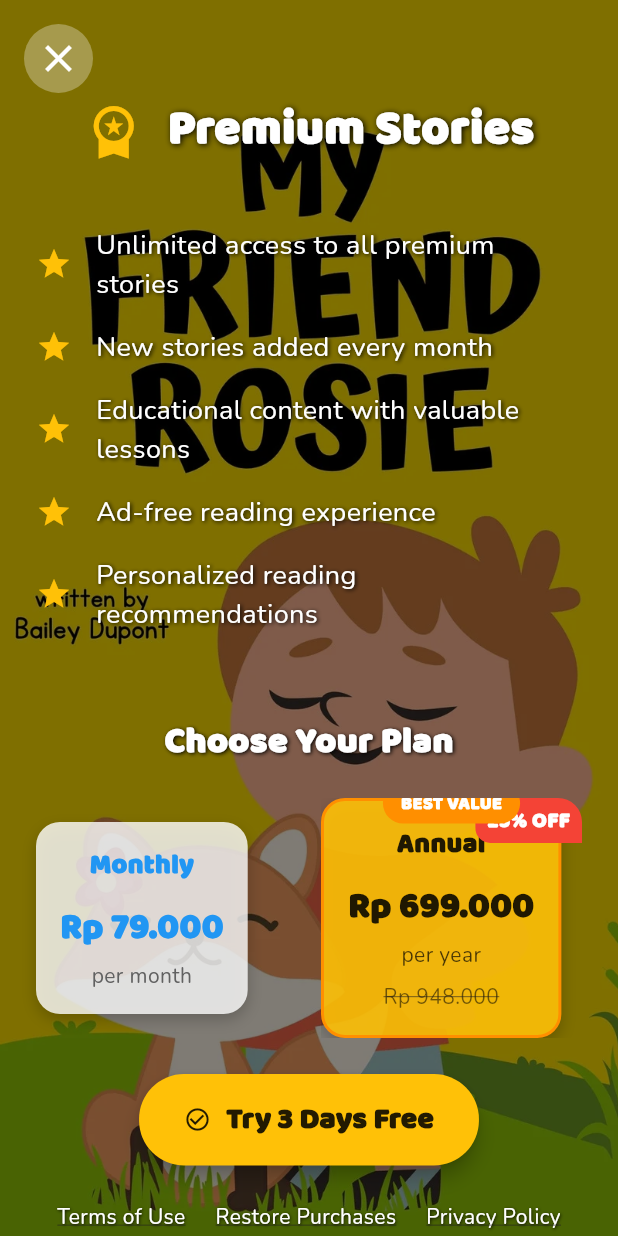
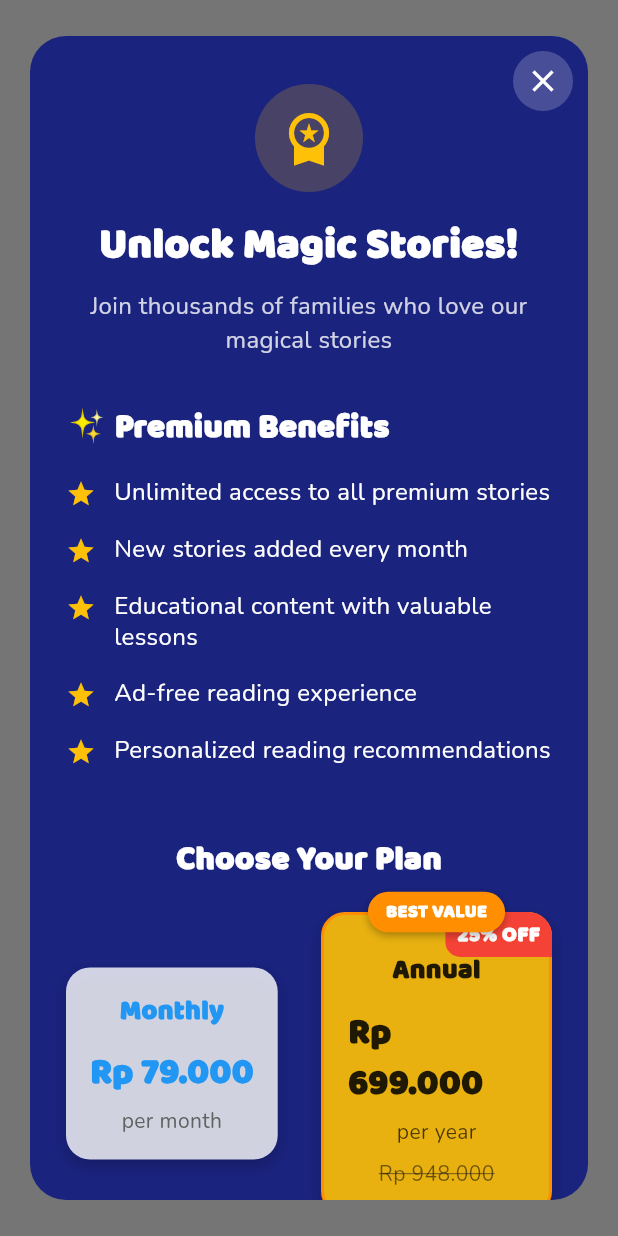
Before and after one commit to uziwuzzy/storybook, a Flutter app: what show() shows on an empty page, opened directly, on a phone screen of 412 x 824 dp. Run offline on Flutter 3.47's test engine with Material 3 defaults, Android fonts, the phone set to English and light mode, and no system bars; our stand-ins replace audioplayers, flutter_secure_storage, flutter_svg, get; accounts and stored records are empty.

Commit message:
feat: update paywall and menu highligting

```diff
--- a/lib/views/home/home_screen.dart
+++ b/lib/views/home/home_screen.dart
@@ -2,7 +2,6 @@ import 'package:flutter/material.dart';
 import 'package:get/get.dart';
 import 'package:storybook/controllers/home_controller.dart';
 import 'package:storybook/config/app_colors.dart';
-import 'package:storybook/widgets/dialogs/premium_book_dialog.dart';
 import 'package:storybook/widgets/dialogs/premium_paywall_dialog.dart';
 import 'package:storybook/widgets/dialogs/settings_dialog.dart';
 import 'package:storybook/widgets/home/filter_section_tab.dart';
@@ -26,7 +25,7 @@ class HomeScreen extends StatelessWidget {
           // Background image with overlay
           Positioned.fill(
             child: Image.asset(
-              'assets/images/home_background.png', // Add this image to your assets
+              'assets/images/home_background.png',
               fit: BoxFit.cover,
               errorBuilder: (context, error, stackTrace) {
                 // Fallback gradient if image is missing
@@ -202,7 +201,7 @@ class HomeScreen extends StatelessWidget {
           const SizedBox(height: 12),
 
           // Filter section tabs
-          Row(
+          Obx(() => Row(
             children: [
               FilterSectionTab(
                 label: 'Category',
@@ -220,7 +219,7 @@ class HomeScreen extends StatelessWidget {
                 onTap: () => _activeFilterSection.value = 'Values',
               ),
             ],
-          ),
+          )),
 
           const SizedBox(height: 12),
 
@@ -315,7 +314,8 @@ class HomeScreen extends StatelessWidget {
               book: book,
               onTap: () {
                 if (book.isPremium) {
-                  PremiumBookDialog.show(book);
+                  // Show Paywall directly instead of the premium book dialog
+                  PremiumPaywallDialog.show();
                 } else {
                   UiUtils.navigateToBookIntro(book);
                 }
@@ -333,7 +333,7 @@ class HomeScreen extends StatelessWidget {
         mainAxisSize: MainAxisSize.min,
         children: [
           Image.asset(
-            'assets/images/gambar1.png', // Use an existing image or add a new one
+            'assets/images/gambar1.png',
             width: 150,
             height: 150,
             fit: BoxFit.contain,
--- a/lib/widgets/dialogs/premium_paywall_dialog.dart
+++ b/lib/widgets/dialogs/premium_paywall_dialog.dart
@@ -9,100 +9,129 @@ class PremiumPaywallDialog {
   static void show() {
     Get.dialog(
       Dialog(
-        insetPadding: EdgeInsets.zero,
+        backgroundColor: Colors.transparent,
+        insetPadding: const EdgeInsets.symmetric(horizontal: 20, vertical: 24),
         child: Container(
           width: double.infinity,
+          constraints: const BoxConstraints(maxWidth: 500),
           child: Stack(
+            clipBehavior: Clip.none,
             children: [
-              // Background image
-              Positioned.fill(
-                child: Image.asset(
-                  'assets/images/gambar1.png', // Use an existing image or replace with your own
-                  fit: BoxFit.cover,
-                  color: Colors.black.withOpacity(0.5),
-                  colorBlendMode: BlendMode.darken,
+              // Main content container
+              Container(
+                decoration: BoxDecoration(
+                  color: Colors.indigo.shade900,
+                  borderRadius: BorderRadius.circular(24),
+                ),
+                child: SingleChildScrollView(
+                  child: Padding(
+                    padding: const EdgeInsets.fromLTRB(24, 32, 24, 24),
+                    child: Column(
+                      mainAxisSize: MainAxisSize.min,
+                      children: [
+                        // Header with badge
+                        const _PaywallHeader(),
+
+                        const SizedBox(height: 30),
+
+                        // Benefits section
+                        _buildBenefitsSection(),
+
+                        const SizedBox(height: 30),
+
+                        // Subscription options
+                        _buildSubscriptionOptions(),
+
+                        const SizedBox(height: 24),
+
+                        // Free trial button
+                        _buildFreeTrialButton(),
+
+                        const SizedBox(height: 24),
+
+                        // Terms and policy links
+                        _buildTermsAndPolicyLinks(),
+
+                        const SizedBox(height: 20),
+
+                        // Social proof badge
+                        _buildSocialProofBadge(),
+                      ],
+                    ),
+                  ),
                 ),
               ),
 
               // Close button
               Positioned(
-                top: 16,
-                left: 16,
+                top: 10,
+                right: 10,
                 child: GestureDetector(
                   onTap: () => Get.back(),
                   child: Container(
                     padding: const EdgeInsets.all(8),
                     decoration: BoxDecoration(
-                      color: Colors.white.withOpacity(0.3),
+                      color: Colors.white.withOpacity(0.2),
                       shape: BoxShape.circle,
                     ),
-                    child: const Icon(Icons.close, color: Colors.white, size: 30),
+                    child: const Icon(
+                      Icons.close,
+                      color: Colors.white,
+                      size: 24,
                     ),
                   ),
                 ),
-
-              // Content
-              SingleChildScrollView(
-                child: Padding(
-                  padding: const EdgeInsets.all(24),
-                  child: Column(
-                    mainAxisAlignment: MainAxisAlignment.center,
-                    children: [
-                      const SizedBox(height: 40),
-
-                      // Header and award badge
-                      const Row(
-                        mainAxisAlignment: MainAxisAlignment.center,
-                        children: [
-                          Icon(
-                            Icons.workspace_premium,
-                            color: Colors.amber,
-                            size: 40,
-                          ),
-                          SizedBox(width: 16),
-                          Text(
-                            "Premium Stories",
-                            style: TextStyle(
-                              fontFamily: 'Baloo',
-                              fontSize: 32,
-                              fontWeight: FontWeight.bold,
-                              color: Colors.white,
-                              shadows: [
-                                Shadow(
-                                  color: Colors.black,
-                                  blurRadius: 5,
-                                  offset: Offset(1, 1),
               ),
             ],
           ),
         ),
+      ),
+      barrierDismissible: true,
+    );
+  }
+
+  // Benefits section with cute star icons
+  static Widget _buildBenefitsSection() {
+    final benefits = [
+      "Unlimited access to all premium stories",
+      "New stories added every month",
+      "Educational content with valuable lessons",
+      "Ad-free reading experience",
+      "Personalized reading recommendations",
+    ];
+
+    return Column(
+      crossAxisAlignment: CrossAxisAlignment.start,
+      children: [
+        const Text(
+          "✨ Premium Benefits",
+          style: TextStyle(
+            fontFamily: 'Baloo',
+            fontSize: 22,
+            fontWeight: FontWeight.bold,
+            color: Colors.white,
+          ),
+        ),
+        const SizedBox(height: 16),
+        ...benefits.map((benefit) => PremiumBenefitItem(text: benefit)),
       ],
-                      ),
+    );
+  }
 
-                      const SizedBox(height: 40),
-
-                      // Benefits
-                      ..._buildPremiumBenefits(),
-
-                      const SizedBox(height: 40),
-
-                      // Pricing options
+  // Subscription options with proper alignment
+  static Widget _buildSubscriptionOptions() {
+    return Column(
+      children: [
         const Text(
           "Choose Your Plan",
           style: TextStyle(
             fontFamily: 'Baloo',
-                          fontSize: 24,
+            fontSize: 22,
             fontWeight: FontWeight.bold,
             color: Colors.white,
-                          shadows: [
-                            Shadow(color: Colors.black, blurRadius: 3, offset: Offset(1, 1)),
-                          ],
           ),
         ),
-
         const SizedBox(height: 20),
-
-                      // Subscription options
         Row(
           children: [
             Expanded(
@@ -128,16 +157,20 @@ class PremiumPaywallDialog {
             ),
           ],
         ),
+      ],
+    );
+  }
 
-                      const SizedBox(height: 24),
-
-                      // Free trial button
-                      ElevatedButton(
+  // Free trial button with cute animation
+  static Widget _buildFreeTrialButton() {
+    return Container(
+      width: double.infinity,
+      child: ElevatedButton(
         onPressed: () => _processPurchase("trial"),
         style: ElevatedButton.styleFrom(
           backgroundColor: Colors.amber,
           foregroundColor: Colors.black87,
-                          padding: const EdgeInsets.symmetric(vertical: 16, horizontal: 30),
+          padding: const EdgeInsets.symmetric(vertical: 16),
           shape: RoundedRectangleBorder(
             borderRadius: BorderRadius.circular(30),
           ),
@@ -159,35 +192,35 @@ class PremiumPaywallDialog {
           ],
         ),
       ),
+    );
+  }
 
-                      const SizedBox(height: 24),
-
-                      // Terms and conditions
-                      Row(
-                        mainAxisAlignment: MainAxisAlignment.center,
+  // Terms and policy links with better spacing
+  static Widget _buildTermsAndPolicyLinks() {
+    return Wrap(
+      alignment: WrapAlignment.center,
+      spacing: 20,
       children: [
         TextLink(
           text: "Terms of Use",
           onTap: () => UiUtils.showComingSoonMessage("Terms of use"),
         ),
-                          const SizedBox(width: 20),
         TextLink(
           text: "Restore Purchases",
           onTap: () => UiUtils.showComingSoonMessage("Restore purchases"),
         ),
-                          const SizedBox(width: 20),
         TextLink(
           text: "Privacy Policy",
           onTap: () => UiUtils.showComingSoonMessage("Privacy policy"),
         ),
       ],
-                      ),
+    );
+  }
 
-                      const SizedBox(height: 16),
-
-                      // Social proof
-                      Container(
-                        padding: const EdgeInsets.all(12),
+  // Social proof badge with cute animation
+  static Widget _buildSocialProofBadge() {
+    return Container(
+      padding: const EdgeInsets.symmetric(vertical: 10, horizontal: 16),
       decoration: BoxDecoration(
         color: Colors.white.withOpacity(0.15),
         borderRadius: BorderRadius.circular(20),
@@ -198,7 +231,7 @@ class PremiumPaywallDialog {
           Icon(
             Icons.verified,
             color: Colors.amber,
-                              size: 24,
+            size: 20,
           ),
           SizedBox(width: 8),
           Text(
@@ -212,39 +245,63 @@ class PremiumPaywallDialog {
           ),
         ],
       ),
-                      ),
-
-                      const SizedBox(height: 40),
-                    ],
-                  ),
-                ),
-              ),
-            ],
-          ),
-        ),
-      ),
     );
-  }
-
-  static List<Widget> _buildPremiumBenefits() {
-    final benefits = [
-      "Unlimited access to all premium stories",
-      "New stories added every month",
-      "Educational content with valuable lessons",
-      "Ad-free reading experience",
-      "Personalized reading recommendations",
-    ];
-
-    return benefits.map((benefit) =>
-        PremiumBenefitItem(text: benefit)
-    ).toList();
   }
 
   static void _processPurchase(String plan) {
     Get.back();
     UiUtils.showSuccessMessage(
-      'Subscription Processing',
-      'Processing $plan subscription...',
+      'Thank You!',
+      'Your $plan subscription is being processed.',
     );
   }
 }
+
+// Separate header widget for cleaner code
+class _PaywallHeader extends StatelessWidget {
+  const _PaywallHeader({Key? key}) : super(key: key);
+
+  @override
+  Widget build(BuildContext context) {
+    return Column(
+      children: [
+        // Premium icon with sparkles
+        Container(
+          padding: const EdgeInsets.all(16),
+          decoration: BoxDecoration(
+            color: Colors.amber.withOpacity(0.2),
+            shape: BoxShape.circle,
+          ),
+          child: const Icon(
+            Icons.workspace_premium,
+            color: Colors.amber,
+            size: 40,
+          ),
+        ),
+        const SizedBox(height: 16),
+        // Fun premium title
+        const Text(
+          "Unlock Magic Stories!",
+          textAlign: TextAlign.center,
+          style: TextStyle(
+            fontFamily: 'Baloo',
+            fontSize: 28,
+            fontWeight: FontWeight.bold,
+            color: Colors.white,
+          ),
+        ),
+        const SizedBox(height: 8),
+        // Subtitle with friendly message
+        Text(
+          "Join thousands of families who love our magical stories",
+          textAlign: TextAlign.center,
+          style: TextStyle(
+            fontFamily: 'Nunito',
+            fontSize: 16,
+            color: Colors.white.withOpacity(0.8),
+          ),
+        ),
+      ],
+    );
+  }
+}
--- a/lib/widgets/home/filter_section_tab.dart
+++ b/lib/widgets/home/filter_section_tab.dart
@@ -17,7 +17,8 @@ class FilterSectionTab extends StatelessWidget {
   Widget build(BuildContext context) {
     return GestureDetector(
       onTap: onTap,
-      child: Container(
+      child: AnimatedContainer(
+        duration: const Duration(milliseconds: 200),
         margin: const EdgeInsets.only(right: 12),
         padding: const EdgeInsets.symmetric(horizontal: 16, vertical: 10),
         decoration: BoxDecoration(
@@ -27,6 +28,15 @@ class FilterSectionTab extends StatelessWidget {
             color: isSelected ? Colors.transparent : AppColors.primary,
             width: 1,
           ),
+          boxShadow: isSelected
+              ? [
+            BoxShadow(
+              color: AppColors.primary.withOpacity(0.3),
+              blurRadius: 4,
+              offset: const Offset(0, 2),
+            ),
+          ]
+              : null,
         ),
         child: Text(
           label,
--- a/lib/widgets/paywall/premium_benefit_item.dart
+++ b/lib/widgets/paywall/premium_benefit_item.dart
@@ -13,23 +13,25 @@ class PremiumBenefitItem extends StatelessWidget {
     return Padding(
       padding: const EdgeInsets.only(bottom: 16),
       child: Row(
+        crossAxisAlignment: CrossAxisAlignment.start,
         children: [
-          const Icon(
-            Icons.star,
-            color: Colors.amber,
-            size: 24,
+          Container(
+            margin: const EdgeInsets.only(top: 2),
+            child: const Icon(
+              Icons.star,
+              color: Colors.amber,
+              size: 20,
+            ),
           ),
-          const SizedBox(width: 16),
+          const SizedBox(width: 12),
           Expanded(
             child: Text(
               text,
               style: const TextStyle(
                 fontFamily: 'Nunito',
-                fontSize: 18,
+                fontSize: 16,
                 color: Colors.white,
-                shadows: [
-                  Shadow(color: Colors.black, blurRadius: 3, offset: Offset(1, 1)),
-                ],
+                height: 1.3,
               ),
             ),
           ),
--- a/lib/widgets/paywall/subscription_option.dart
+++ b/lib/widgets/paywall/subscription_option.dart
@@ -26,9 +26,11 @@ class SubscriptionOption extends StatelessWidget {
     return GestureDetector(
       onTap: onTap,
       child: Stack(
+        clipBehavior: Clip.none,
         children: [
+          // Main container
           Container(
-            padding: const EdgeInsets.all(16),
+            padding: EdgeInsets.fromLTRB(16, isPopular ? 24 : 16, 16, 16),
             decoration: BoxDecoration(
               color: isPopular ? Colors.amber.withOpacity(0.9) : Colors.white.withOpacity(0.8),
               borderRadius: BorderRadius.circular(16),
@@ -118,15 +120,24 @@ class SubscriptionOption extends StatelessWidget {
           // Most popular badge
           if (isPopular)
             Positioned(
-              top: -10,
+              top: -15,
               left: 0,
               right: 0,
+              child: Container(
+                height: 30,
                 child: Center(
                   child: Container(
                     padding: const EdgeInsets.symmetric(horizontal: 12, vertical: 5),
                     decoration: BoxDecoration(
                       color: Colors.amber.shade800,
                       borderRadius: BorderRadius.circular(20),
+                      boxShadow: [
+                        BoxShadow(
+                          color: Colors.black.withOpacity(0.3),
+                          blurRadius: 4,
+                          offset: const Offset(0, 2),
+                        ),
+                      ],
                     ),
                     child: const Text(
                       "BEST VALUE",
@@ -140,6 +151,7 @@ class SubscriptionOption extends StatelessWidget {
                   ),
                 ),
               ),
+            ),
         ],
       ),
     );
```
Lines whose indentation alone changed are shown as unchanged.
